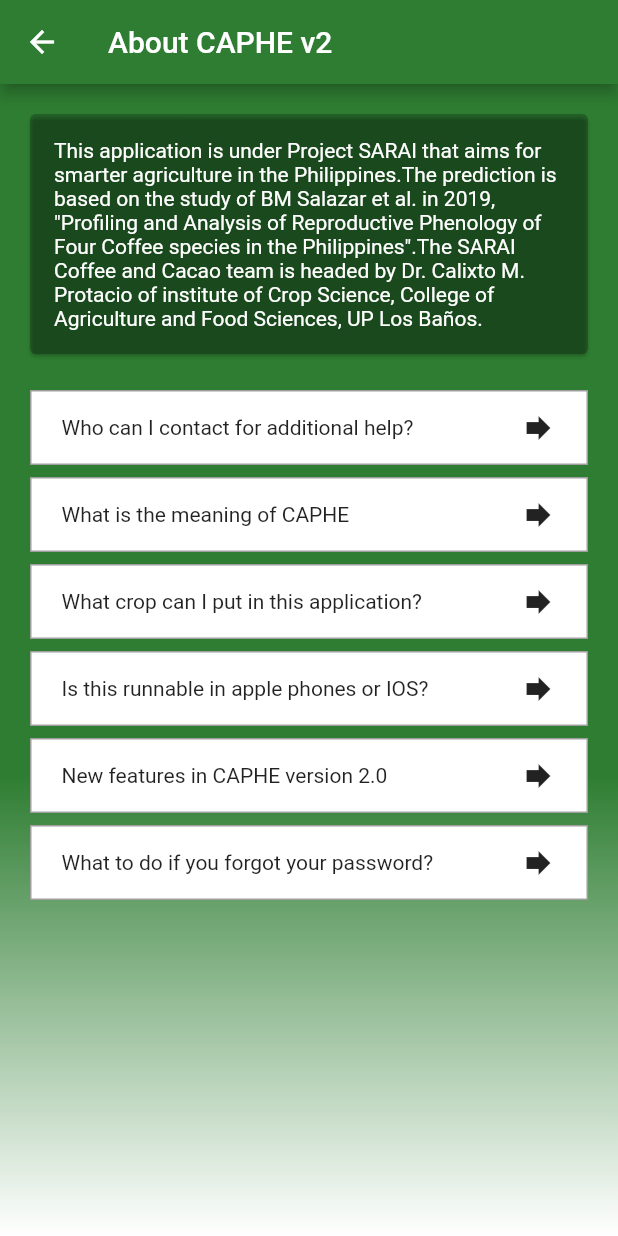
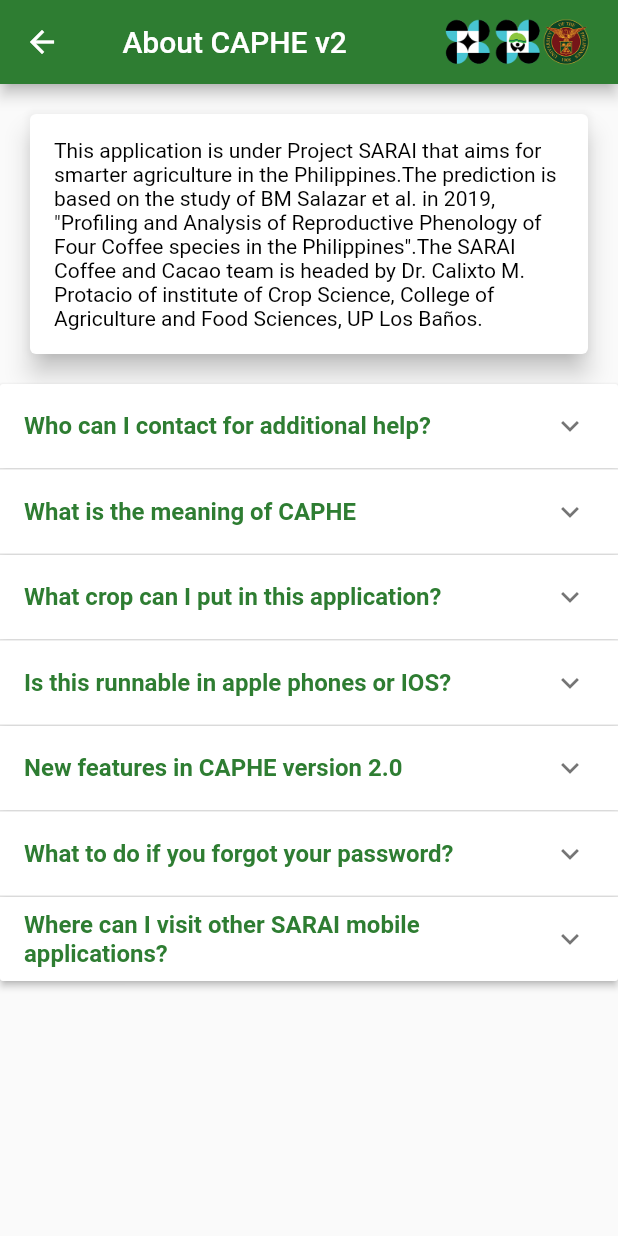
Before and after one commit to cquintos/CAPHE_v2.0, a Flutter app: the AboutScreen screen opened directly, on a phone screen of 412 x 824 dp. Run offline on Flutter 3.47's test engine with Material 2 defaults, Android fonts, the light colour scheme and no system bars.

Commit message:
improved about screen using expansion pane list

```diff
--- a/lib/main.dart
+++ b/lib/main.dart
@@ -1,6 +1,5 @@
 import 'package:caphe_v2/router.dart' as router;
 import 'package:caphe_v2/routing_constants.dart';
-import 'package:caphe_v2/screens/login_screen.dart';
 import 'package:flutter/material.dart';
 
 
--- a/lib/router.dart
+++ b/lib/router.dart
@@ -1,5 +1,3 @@
-import 'dart:js';
-
 import 'package:caphe_v2/routing_constants.dart';
 import 'package:caphe_v2/screens/calendar_screen.dart';
 import 'package:caphe_v2/screens/home_screen.dart';
@@ -9,7 +7,7 @@
 import 'package:flutter/material.dart';
 
 Route<dynamic> generateRoute(RouteSettings settings) {
-  // Here we'll handle all the routing
+
   switch (settings.name) {
     case HomeScreenRoute:
       return MaterialPageRoute(builder: (context) => HomeScreen());
--- /dev/null
+++ b/lib/screens/about_faq.dart
@@ -0,0 +1,79 @@
+import 'package:flutter/material.dart';
+
+final List <String> faqList = ["Who can I contact for additional help?", "What is the meaning of CAPHE",
+  "What crop can I put in this application?", "Is this runnable in apple phones or IOS?",
+  'New features in CAPHE version 2.0', 'What to do if you forgot your password?', "Where can I visit other SARAI mobile applications?"
+];
+
+final List<String> answerList = [
+  "You may contact your supervisor or any SARAI mobile app developer.",
+  "CAPHE means Coffee Application Harvest Estimator.",
+  "The only crops you can put in this apps are the four major varieties of Coffee, Robusta, Arabica, Liberica, and Excelsa",
+  "For now, the development of CAPHE is focused on a more mass friendly  mobile operating system - Android.",
+  "CAPHE version 2.0 provides more pleasing User Experience and an Image processing component for easier Coffee growth stage identification.",
+  "Passwords can be reset in case you forgot it. Just simply click the 'Forgot Password?' button then follow the step by step procedure",
+  'Go to https://sarai.ph/ for more information regarding SARAI.'
+];
+
+class FAQ {
+  FAQ({
+    this.questionValue,
+    this.answerValue,
+    this.id
+  });
+
+  String answerValue;
+  String questionValue;
+  int id;
+}
+
+List<FAQ> generateItems() {
+  return List<FAQ>.generate(faqList.length, (int index) {
+    return FAQ(
+      id:index,
+      questionValue: '${faqList[index]}',
+      answerValue: '${answerList[index]}',
+    );
+  });
+}
+
+class FaqSection extends StatefulWidget {
+
+  @override
+  _FaqSectionState createState() => _FaqSectionState();
+}
+
+class _FaqSectionState extends State<FaqSection> {
+
+  @override
+  Widget build(BuildContext context) {
+    final List<FAQ> _data = generateItems();
+
+    return Container(
+      child: SingleChildScrollView(
+        child: Container(
+          child: ExpansionPanelList.radio(
+            children: _data.map<ExpansionPanelRadio>((FAQ item) {
+              return ExpansionPanelRadio(
+                headerBuilder: (BuildContext context, bool isExpanded) {
+                  return ListTile(
+                    title: Text(
+                      item.questionValue,
+                      style: TextStyle (
+                        color: Colors.green.shade800,
+                        fontWeight: FontWeight.bold,
+                      )
+                    )
+                  );
+                },
+                body: ListTile( title: Text(item.answerValue), ),
+                canTapOnHeader: true,
+                value: item.id,
+              );
+            }).toList(),
+          ),
+        )
+      )
+    );
+  }
+}
--- a/lib/screens/about_screen.dart
+++ b/lib/screens/about_screen.dart
@@ -1,19 +1,35 @@
-import 'package:caphe_v2/screens/widgets/login_background.dart';
 import 'package:flutter/material.dart';
 
-import 'answer_screen.dart';
+import 'about_faq.dart';
 
 class AboutScreen extends StatelessWidget {
 
   @override
   Widget build(BuildContext context) {
-    List faqList = ["Who can I contact for additional help?", "What is the meaning of CAPHE",
-      "What crop can I put in this application?", "Is this runnable in apple phones or IOS?",
-      'New features in CAPHE version 2.0', 'What to do if you forgot your password?',
-    ];
+    double deviceWidth = MediaQuery.of(context).size.width;
+    double deviceHeight = MediaQuery.of(context).size.height;
+
     return Scaffold(
       appBar: AppBar(
-        title: Text("About CAPHE v2"),
+        title: Row(
+          mainAxisAlignment: MainAxisAlignment.end,
+          children: [
+            Text("About CAPHE v2"),
+            Stack(
+              children: [
+                Container(
+                  alignment: Alignment.centerRight,
+                  width: deviceWidth*0.4,
+                  height: deviceHeight*0.04,
+                  decoration: BoxDecoration(
+                    // color: Colors.red,
+                    image: DecorationImage( alignment: Alignment.bottomRight, image: AssetImage("assets/dost-pcaarrd-uplb.png"), fit: BoxFit.fitHeight, )
+                  ),
+                ),
+              ]
+            ),
+          ],
+        ),
         leading: IconButton(
           icon: Icon(Icons.arrow_back, color: Colors.white),
           onPressed: () => Navigator.of(context).pop(),
@@ -22,18 +38,13 @@
       body: Center(
         child: Stack(
           children: <Widget>[
-            Flex(
-              direction: Axis.vertical,
-              children: [
-                BackgroundSection(),
-              ]
-            ),
             Column(
               children: <Widget>[
                 Container (
                   // color: Colors.black.withOpacity(0.2),
                   child: Card (
-                    color: Colors.black.withOpacity(0.2),
+                    elevation: 7.0,
+                    // color: Colors.black.withOpacity(0.2),
                     margin: EdgeInsets.all(20),
                     child: Padding(
                       padding: const EdgeInsets.all(16.0),
@@ -44,45 +55,14 @@
                             TextSpan(text: 'The prediction is based on the study of BM Salazar et al. in 2019, "Profiling and Analysis of Reproductive Phenology of Four Coffee species in the Philippines".'),
                             TextSpan(text: "The SARAI Coffee and Cacao team is headed by Dr. Calixto M. Protacio of institute of Crop Science, College of Agriculture and Food Sciences, UP Los Baños."),
                           ],
-                          style: TextStyle(color: Colors.white)
+                          style: TextStyle(color: Colors.black)
                         )
                       ),
                     ),
                   )
                 ),
                 Expanded(
-                  child: Scrollbar(
-                    isAlwaysShown: true,
-                    child: ListView.builder(
-                      clipBehavior: Clip.antiAlias,
-                      itemCount: faqList.length,
-                      itemBuilder: (context, index) {
-                        return InkWell(
-                          onTap: () {Navigator.push(context, MaterialPageRoute(builder: (context) => AnswerScreen (questionNumber: index,)));},
-                          child: Container(
-                            margin: EdgeInsets.fromLTRB(20, 4, 20, 4),
-                            height: 50,
-                            decoration: BoxDecoration(
-                              color: Colors.white,
-                              border: Border.all(width: 1.0, color: Colors.grey),
-                            ),
-                            child: Padding(
-                              padding: EdgeInsets.fromLTRB(20, 5, 20, 5),
-                              child: Row(
-                                mainAxisAlignment: MainAxisAlignment.spaceBetween,
-                                children:[
-                                  Center(child: Text('${faqList[index]}')),
-                                  Icon(Icons.forward),
-                                ],
-                              ),
-                            ),
-                          ),
-                        );
-                      },
-                      shrinkWrap: true,
-                      physics: AlwaysScrollableScrollPhysics(),
-                    ),
-                  ),
+                  child: FaqSection()
                 ),
               ],
             )
@@ -92,3 +72,38 @@
     );
   }
 }
+
+
+
+ // child: Scrollbar(
+                  //   isAlwaysShown: true,
+                  //   child: ListView.builder(
+                  //     clipBehavior: Clip.antiAlias,
+                  //     itemCount: faqList.length,
+                  //     itemBuilder: (context, index) {
+                  //       return InkWell(
+                  //         onTap: () {Navigator.push(context, MaterialPageRoute(builder: (context) => AnswerScreen (questionNumber: index,)));},
+                  //         child: Container(
+                  //           margin: EdgeInsets.fromLTRB(20, 4, 20, 4),
+                  //           height: 50,
+                  //           decoration: BoxDecoration(
+                  //             color: Colors.white,
+                  //             border: Border.all(width: 1.0, color: Colors.grey),
+                  //           ),
+                  //           child: Padding(
+                  //             padding: EdgeInsets.fromLTRB(20, 5, 20, 5),
+                  //             child: Row(
+                  //               mainAxisAlignment: MainAxisAlignment.spaceBetween,
+                  //               children:[
+                  //                 Center(child: Text('${faqList[index]}')),
+                  //                 Icon(Icons.forward),
+                  //               ],
+                  //             ),
+                  //           ),
+                  //         ),
+                  //       );
+                  //     },
+                  //     shrinkWrap: true,
+                  //     physics: AlwaysScrollableScrollPhysics(),
+                  //   ),
+                  // ),
--- a/lib/screens/answer_screen.dart
+++ /dev/null
@@ -1,56 +0,0 @@
-import 'package:caphe_v2/screens/widgets/login_background.dart';
-import 'package:flutter/material.dart';
-
-class AnswerScreen extends StatelessWidget {
-  final int questionNumber;
-  final List<String> answerList = [
-    "You may contact your supervisor or any SARAI mobile app developer.",
-    "CAPHE means Coffee Application Harvest Estimator.",
-    "The only crops you can put in this apps are the four major varieties of Coffee, Robusta, Arabica, Liberica, and Excelsa",
-    "For now, the development of CAPHE is focused on a more mass friendly  mobile operating system - Android.",
-    "CAPHE version 2.0 provides more pleasing User Experience and an Image processing component for easier Coffee growth stage identification.",
-    "Passwords can be reset in case you forgot it. Just simply click the 'Forgot Password?' button then follow the step by step procedure",
-  ];
-  AnswerScreen({Key key, @required this.questionNumber}) : super(key: key);
-
-  @override
-  Widget build(BuildContext context) {
-
-    return Scaffold(
-      appBar: AppBar(
-        leading: IconButton(
-          icon: Icon(Icons.arrow_back, color: Colors.white),
-          onPressed: () => Navigator.of(context).pop(),
-        ),
-        title: Text("FAQ about CAPHE v2.0"),
-      ),
-      body: Center(
-        child: Stack(
-          children: <Widget>[
-            Flex(
-              direction: Axis.vertical,
-              children: [BackgroundSection()]
-            ),
-            Container(
-              margin: EdgeInsets.fromLTRB(20, 4, 20, 4),
-              // height: deviceHeight*0.6,
-              decoration: BoxDecoration(
-                color: Colors.white,
-                border: Border.all(width: 1.0, color: Colors.grey),
-              ),
-              child: Padding(
-                padding: EdgeInsets.fromLTRB(20, 5, 20, 5),
-                child: Wrap(
-                  direction: Axis.horizontal,
-                  children:[
-                    Text('${answerList[questionNumber]}', style: TextStyle(color: Colors.black, fontWeight: FontWeight.w300, fontSize: 30),),
-                  ],
-                ),
-              ),
-            ),
-          ],
-        ),
-      ),
-    );
-  }
-}
--- a/lib/screens/home_screen.dart
+++ b/lib/screens/home_screen.dart
@@ -1,13 +1,23 @@
 import 'package:caphe_v2/routing_constants.dart';
 import 'package:flutter/material.dart';
+// import 'package:charts_flutter/flutter.dart' as charts;
 
 class HomeScreen extends StatelessWidget {
 
   @override
   Widget build(BuildContext context) {
     return Scaffold(
+      drawer: Drawer (
+        child: ListView(),
+      ),
       appBar: AppBar(
-        title: Text("CAPHE v2"),
+        title: Row(
+          mainAxisAlignment: MainAxisAlignment.spaceBetween,
+          children: [
+            Text("CAPHE v2"),
+            Image.asset('assets/dost-pcaarrd-uplb.png', fit: BoxFit.cover,)
+          ]
+        ),
       ),
       body: Column(
         children: [
--- a/pubspec.yaml
+++ b/pubspec.yaml
@@ -24,6 +24,7 @@
   flutter:
     sdk: flutter
 
+  charts_flutter: ^0.9.0
 
   # The following adds the Cupertino Icons font to your application.
   # Use with the CupertinoIcons class for iOS style icons.
```
Also changed, not shown: pubspec.lock.
